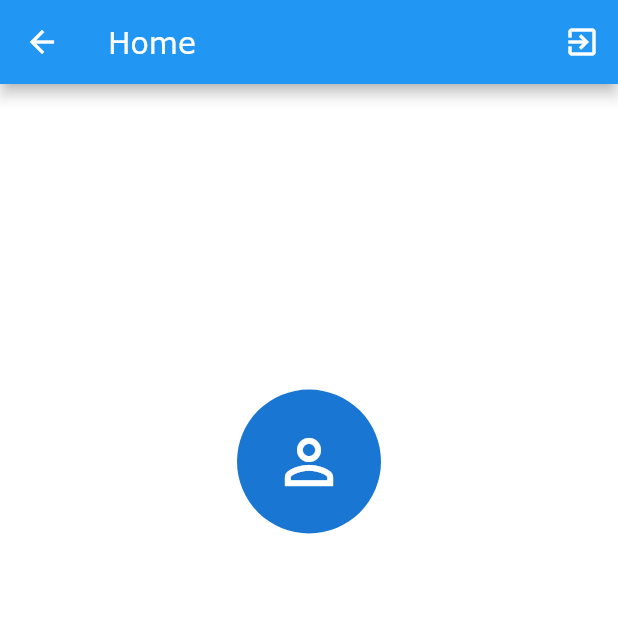
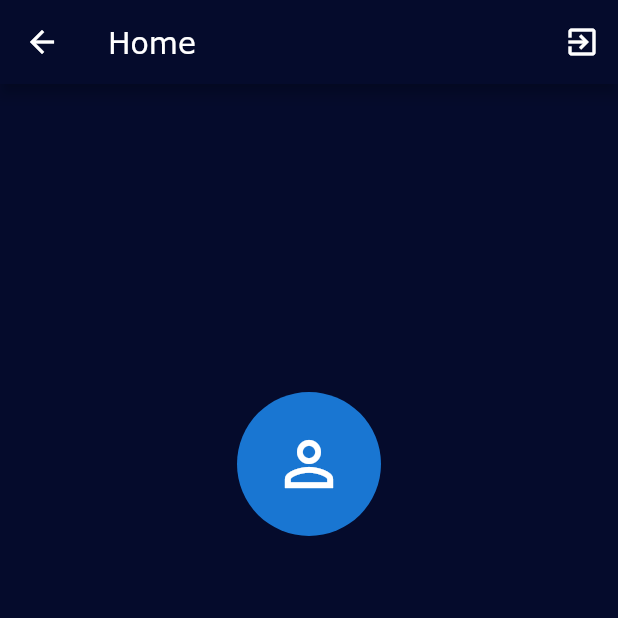
Before and after one commit to Team-Crushing-It/critical_care, a Flutter app: the HomePage screen opened directly, on a phone screen of 412 x 824 dp, the top half of it. Run offline on Flutter 3.47's test engine with Material 2 defaults, Android fonts, the light colour scheme and no system bars; our stand-ins replace bloc, equatable, flutter_bloc, font_awesome_flutter, formz; missing offline and left inert: pedantic; network calls fail.

Commit message:
Styled the top carousel for patient page

```diff
--- a/lib/theme.dart
+++ b/lib/theme.dart
@@ -2,13 +2,16 @@ import 'package:flutter/material.dart';
 
 final theme = ThemeData(
   fontFamily: 'Verdana',
-  scaffoldBackgroundColor: const Color(0x050B2C),
+  primaryColor: const Color(0xFF050B2C),
+  scaffoldBackgroundColor: const Color(0xFF050B2C),
   accentColor: const Color(0x1C213E),
-  toggleableActiveColor: const Color(0x1E4F63),
+  toggleableActiveColor: const Color(0xFF1E4F63),
   splashColor: const Color(0xFFFDB223),
   textTheme: const TextTheme(
       bodyText1: TextStyle(
-          fontFamily: 'Verdana', fontSize: 20, color: Color(0xDEDEE3)),
-      headline6:
-          TextStyle(fontFamily: 'Verdana', color: Colors.black, fontSize: 20)),
+          fontFamily: 'Verdana', fontSize: 14, color: Color(0xFFDEDEE3)),
+      bodyText2: TextStyle(
+          fontFamily: 'Verdana', fontSize: 14, color: Color(0xFF050B2C)),
+      headline6: TextStyle(
+          fontFamily: 'Varela Round', color: Color(0xFFDEDEE3), fontSize: 16)),
 );
```
Also changed, not shown: lib/patient/room_carousel/view/room_carousel.dart (+41 -6 lines).
